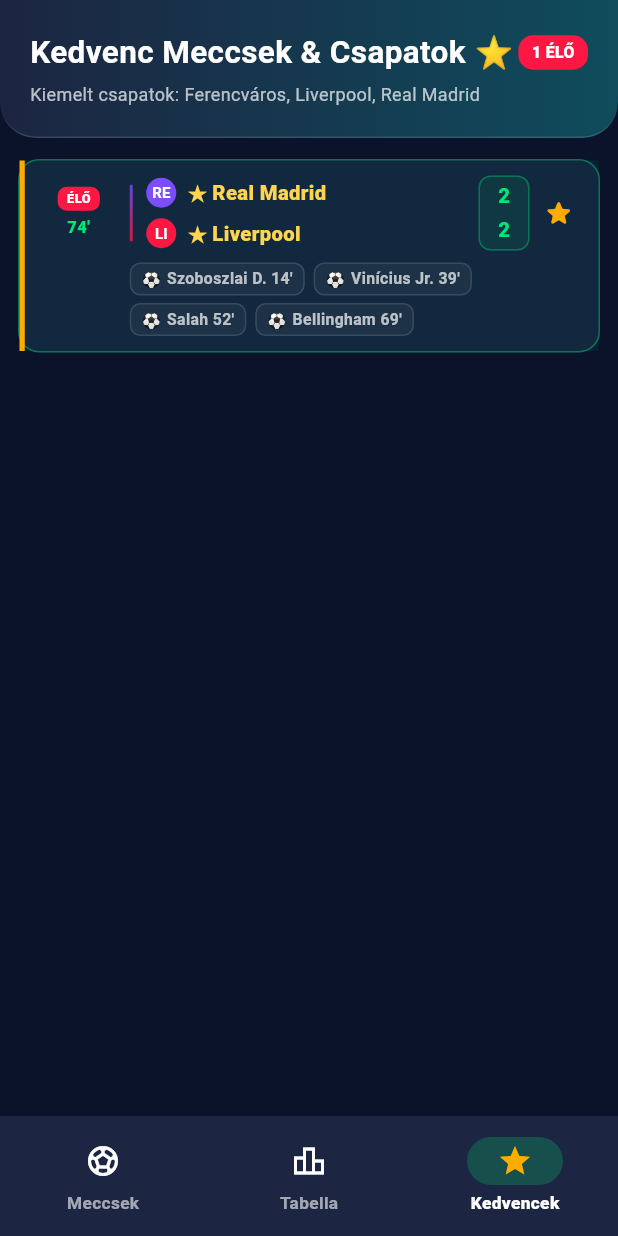
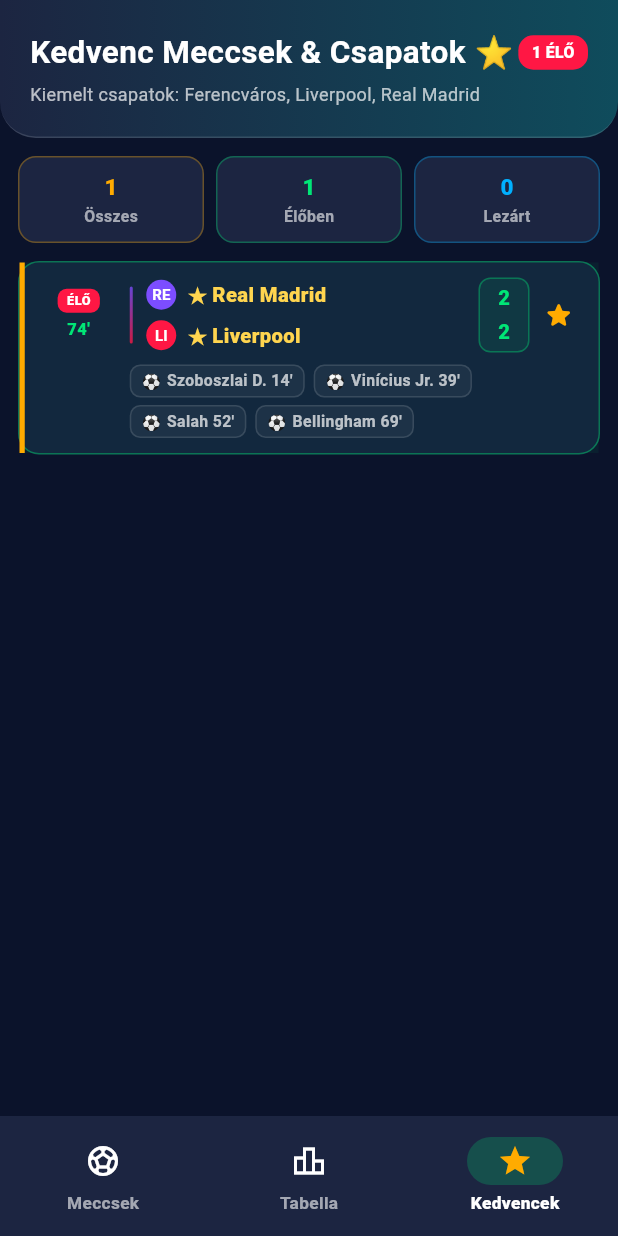
Before and after one commit to apagyizsolt6-ship-it/zsoltscores, a Flutter app: the screen it shows after launch, item 3 of the bottom bar chosen, on a phone screen of 412 x 824 dp. Run offline on Flutter 3.47's test engine with Material 3 defaults, Android fonts, the phone set to English and light mode, and no system bars; our stand-ins replace shared_preferences.

Commit message:
Add summary pill widget for favorite matches

```diff
--- a/lib/tabs/favorites_tab.dart
+++ b/lib/tabs/favorites_tab.dart
@@ -17,6 +17,34 @@ class FavoritesTab extends StatelessWidget {
     required this.onToggleFavorite,
   });
 
+  Widget _summaryPill(AppPalette p, String label, String value, Color accent) {
+    return Expanded(
+      child: Container(
+        padding: const EdgeInsets.symmetric(vertical: 9, horizontal: 8),
+        decoration: BoxDecoration(
+          color: p.cardElevated,
+          borderRadius: BorderRadius.circular(12),
+          border: Border.all(color: accent.withAlpha(85)),
+        ),
+        child: Column(
+          children: [
+            Text(
+              value,
+              style: TextStyle(fontSize: 15, fontWeight: FontWeight.w900, color: accent),
+            ),
+            const SizedBox(height: 2),
+            Text(
+              label,
+              maxLines: 1,
+              overflow: TextOverflow.ellipsis,
+              style: const TextStyle(fontSize: 10.5, color: Colors.white60, fontWeight: FontWeight.w600),
+            ),
+          ],
+        ),
+      ),
+    );
+  }
+
   @override
   Widget build(BuildContext context) {
     final p = AppThemeController.instance.palette;
@@ -26,6 +54,7 @@ class FavoritesTab extends StatelessWidget {
           DisplayPrefs.isFavoriteTeam(m.awayTeam);
     }).toList();
     final liveFavCount = favMatches.where((m) => m.isLive).length;
+    final finishedFavCount = favMatches.where((m) => m.isFinished).length;
 
     return SafeArea(
       child: Column(
@@ -74,7 +103,20 @@ class FavoritesTab extends StatelessWidget {
               ],
             ),
           ),
-          const SizedBox(height: 14),
+          if (favMatches.isNotEmpty)
+            Padding(
+              padding: const EdgeInsets.fromLTRB(12, 12, 12, 4),
+              child: Row(
+                children: [
+                  _summaryPill(p, 'Összes', '${favMatches.length}', p.goldAccent),
+                  const SizedBox(width: 8),
+                  _summaryPill(p, 'Élőben', '$liveFavCount', p.primaryAccent),
+                  const SizedBox(width: 8),
+                  _summaryPill(p, 'Lezárt', '$finishedFavCount', p.secondaryAccent),
+                ],
+              ),
+            ),
+          const SizedBox(height: 8),
           Expanded(
             child: favMatches.isEmpty
                 ? const Center(
```
